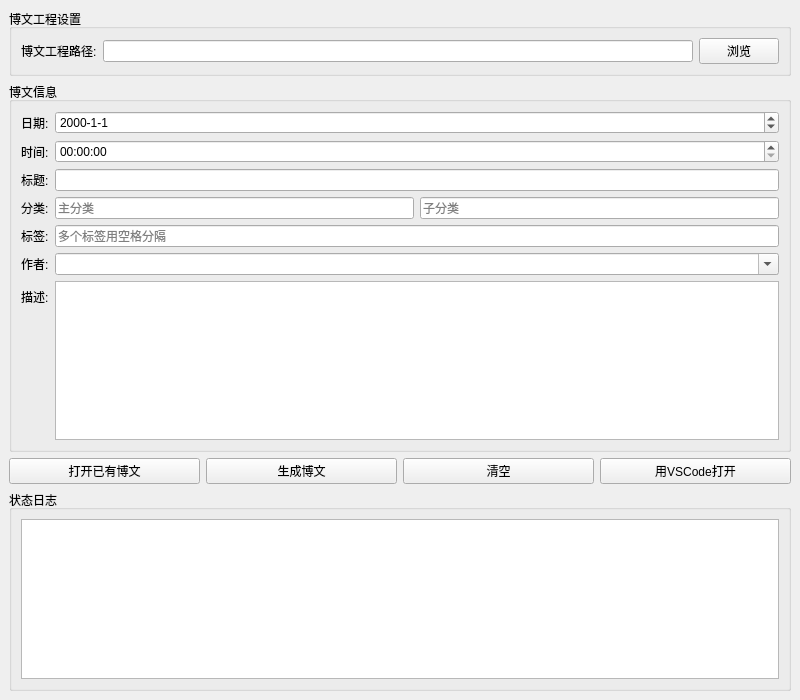
Qt form blog_post_generator.ui (self-exiler/blog_post_generator) before a commit.
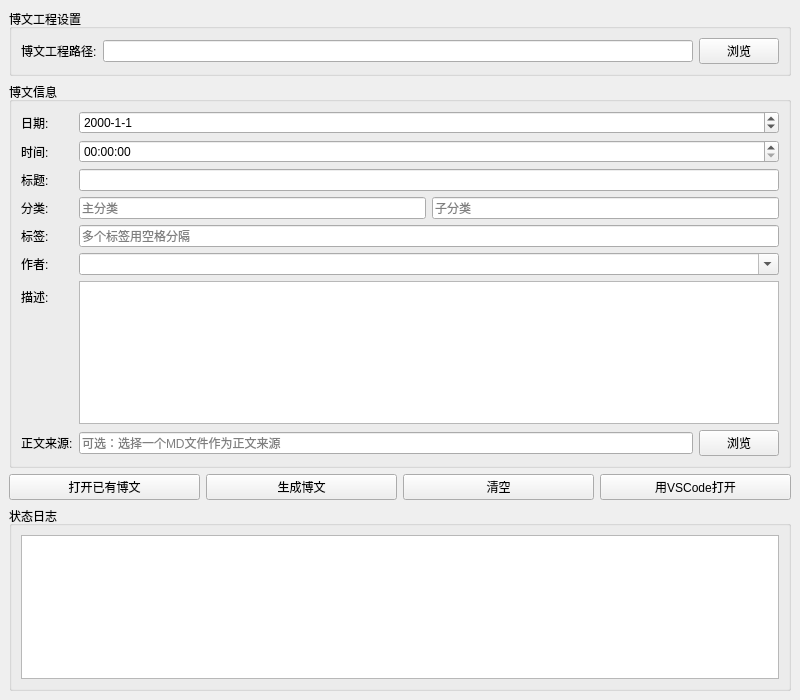
The same form after that commit.

Commit message: 增加正文编辑功能，修复打开再编辑的bug。

Diff of the .ui file:
```diff
--- a/blog_post_generator.ui
+++ b/blog_post_generator.ui
@@ -161,6 +161,31 @@
          </property>
         </widget>
        </item>
+       <item row="7" column="0">
+        <widget class="QLabel" name="label_9">
+         <property name="text">
+          <string>正文来源:</string>
+         </property>
+        </widget>
+       </item>
+       <item row="7" column="1">
+        <layout class="QHBoxLayout" name="horizontalLayout_4">
+         <item>
+          <widget class="QLineEdit" name="contentFilePathEdit">
+           <property name="placeholderText">
+            <string>可选：选择一个MD文件作为正文来源</string>
+           </property>
+          </widget>
+         </item>
+         <item>
+          <widget class="QPushButton" name="browseContentButton">
+           <property name="text">
+            <string>浏览</string>
+           </property>
+          </widget>
+         </item>
+        </layout>
+       </item>
       </layout>
      </widget>
     </item>
```
The commit also changes 2 other files.
